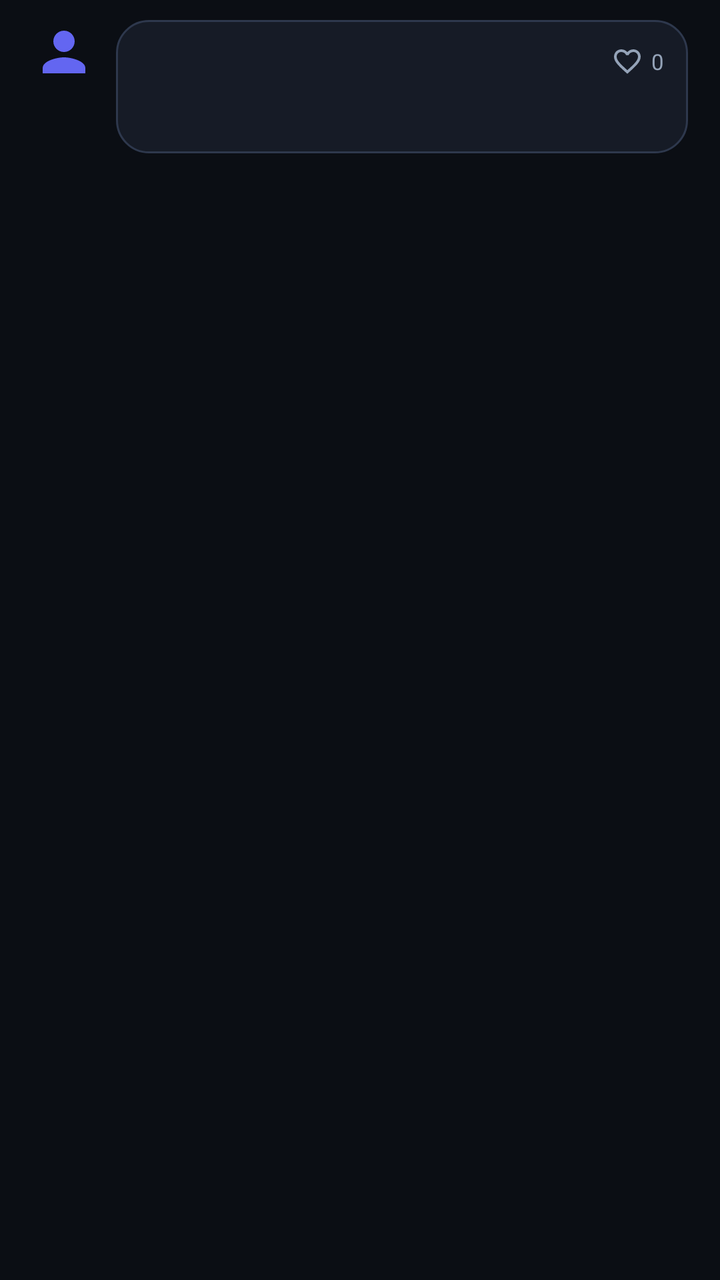
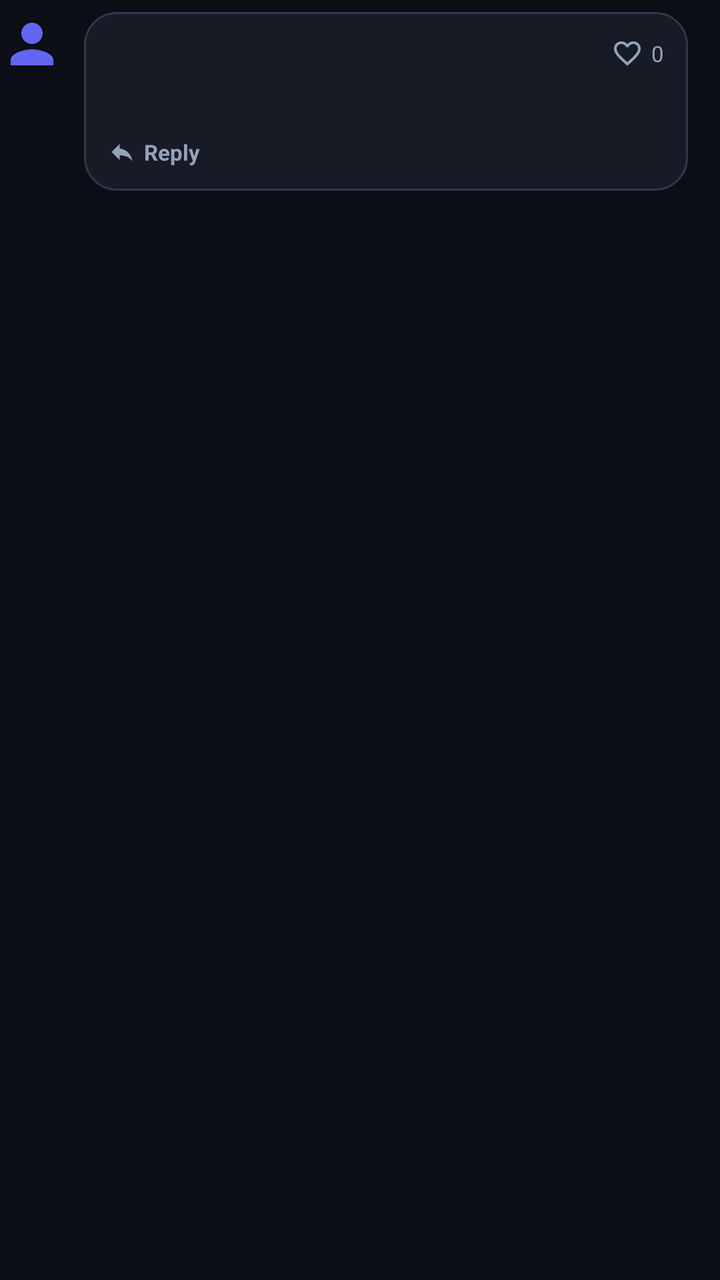

An Android layout rendered at two revisions. The XML below is the earlier revision; the diff shows what the commit changed to produce the second picture.
<!-- AndroidManifest.xml: application theme Theme.PersonaNet -->
<!-- res/layout/item_comment.xml -->
<?xml version="1.0" encoding="utf-8"?>
<LinearLayout xmlns:android="http://schemas.android.com/apk/res/android"
    xmlns:app="http://schemas.android.com/apk/res-auto"
    android:layout_width="match_parent"
    android:layout_height="wrap_content"
    android:orientation="horizontal"
    android:paddingHorizontal="16dp"
    android:paddingVertical="10dp">

    <ImageView
        android:id="@+id/image_comment_avatar"
        android:layout_width="32dp"
        android:layout_height="32dp"
        android:contentDescription="@string/app_name"
        android:src="@drawable/ic_person_placeholder" />

    <LinearLayout
        android:layout_width="0dp"
        android:layout_height="wrap_content"
        android:layout_marginStart="10dp"
        android:layout_weight="1"
        android:background="@drawable/bg_rounded_card"
        android:orientation="vertical"
        android:padding="12dp">

        <LinearLayout
            android:layout_width="match_parent"
            android:layout_height="wrap_content"
            android:gravity="center_vertical"
            android:orientation="horizontal">

            <TextView
                android:id="@+id/text_comment_author"
                android:layout_width="wrap_content"
                android:layout_height="wrap_content"
                android:textColor="@color/text_primary"
                android:textSize="13sp"
                android:textStyle="bold" />

            <TextView
                android:id="@+id/text_comment_time"
                android:layout_width="wrap_content"
                android:layout_height="wrap_content"
                android:layout_marginStart="8dp"
                android:textColor="@color/text_tertiary"
                android:textSize="11sp" />

            <View
                android:layout_width="0dp"
                android:layout_height="1dp"
                android:layout_weight="1" />

            <LinearLayout
                android:id="@+id/btn_comment_like"
                android:layout_width="wrap_content"
                android:layout_height="wrap_content"
                android:background="?attr/selectableItemBackgroundBorderless"
                android:clickable="true"
                android:focusable="true"
                android:gravity="center_vertical"
                android:orientation="horizontal">

                <ImageView
                    android:id="@+id/image_comment_like_icon"
                    android:layout_width="16dp"
                    android:layout_height="16dp"
                    android:contentDescription="@string/likes_count"
                    android:src="@drawable/ic_heart_outline"
                    app:tint="@color/text_secondary" />

                <TextView
                    android:id="@+id/text_comment_likes"
                    android:layout_width="wrap_content"
                    android:layout_height="wrap_content"
                    android:layout_marginStart="4dp"
                    android:text="0"
                    android:textColor="@color/text_secondary"
                    android:textSize="11sp" />
            </LinearLayout>
        </LinearLayout>

        <TextView
            android:id="@+id/text_comment_body"
            android:layout_width="match_parent"
            android:layout_height="wrap_content"
            android:layout_marginTop="6dp"
            android:textColor="@color/text_primary"
            android:textSize="14sp" />
    </LinearLayout>

</LinearLayout>
<!-- resources referenced by this layout -->
<resources>
  <color name="text_primary">#F1F5F9</color>
  <color name="text_secondary">#94A3B8</color>
  <color name="text_tertiary">#64748B</color>
  <!-- drawable bg_rounded_card (drawable) -->
  <?xml version="1.0" encoding="utf-8"?>
  <shape xmlns:android="http://schemas.android.com/apk/res/android"
      android:shape="rectangle">
      <solid android:color="@color/surface_card" />
      <corners android:radius="16dp" />
      <stroke
          android:width="1dp"
          android:color="@color/border_divider" />
  </shape>
  <!-- drawable ic_heart_outline (drawable) -->
  <vector xmlns:android="http://schemas.android.com/apk/res/android"
      android:width="24dp"
      android:height="24dp"
      android:viewportWidth="24"
      android:viewportHeight="24">
      <path
          android:fillColor="#FFFFFFFF"
          android:pathData="M16.5,3c-1.74,0 -3.41,0.81 -4.5,2.09C10.91,3.81 9.24,3 7.5,3 4.42,3 2,5.42 2,8.5c0,3.78 3.4,6.86 8.55,11.54L12,21.35l1.45,-1.32C18.6,15.36 22,12.28 22,8.5 22,5.42 19.58,3 16.5,3zm-4.4,15.55l-0.1,0.1 -0.1,-0.1C7.14,14.24 4,11.39 4,8.5 4,6.5 5.5,5 7.5,5c1.54,0 3.04,0.99 3.57,2.36h1.87C13.46,5.99 14.96,5 16.5,5c2,0 3.5,1.5 3.5,3.5 0,2.89 -3.14,5.74 -7.9,10.05z" />
  </vector>
  <!-- drawable ic_person_placeholder (drawable) -->
  <vector xmlns:android="http://schemas.android.com/apk/res/android"
      android:width="48dp"
      android:height="48dp"
      android:viewportWidth="48"
      android:viewportHeight="48">
      <path
          android:fillColor="#6366F1"
          android:pathData="M24,24c4.42,0 8,-3.58 8,-8s-3.58,-8 -8,-8 -8,3.58 -8,8 3.58,8 8,8zm0,4c-5.33,0 -16,2.67 -16,8v4h32v-4c0,-5.33 -10.67,-8 -16,-8z" />
  </vector>
  <string name="app_name">My Persona</string>
  <string name="likes_count">%d Likes</string>
  <style name="Theme.PersonaNet" parent="Theme.Material3.DayNight.NoActionBar">
          
          <item name="colorPrimary">@color/indigo_primary</item>
          <item name="colorOnPrimary">@color/white</item>
          <item name="colorPrimaryContainer">@color/surface_elevated</item>
          <item name="colorOnPrimaryContainer">@color/text_primary</item>
          
          <item name="colorSecondary">@color/violet_accent</item>
          <item name="colorOnSecondary">@color/white</item>
  
          
          <item name="android:windowBackground">@color/bg_midnight</item>
          <item name="colorSurface">@color/surface_card</item>
          <item name="colorOnSurface">@color/text_primary</item>
          <item name="colorSurfaceVariant">@color/surface_elevated</item>
          <item name="colorOnSurfaceVariant">@color/text_secondary</item>
  
          
          <item name="android:statusBarColor">@color/bg_midnight</item>
          <item name="android:navigationBarColor">@color/bg_midnight</item>
          <item name="android:windowLightStatusBar">false</item>
          <item name="android:windowLightNavigationBar">false</item>
  
          <item name="android:textColorPrimary">@color/text_primary</item>
          <item name="android:textColorSecondary">@color/text_secondary</item>
      </style>
  <color name="surface_card">#161B26</color>
  <color name="border_divider">#2E384D</color>
  <color name="indigo_primary">#6366F1</color>
  <color name="white">#FFFFFFFF</color>
  <color name="surface_elevated">#1F2637</color>
  <color name="violet_accent">#8B5CF6</color>
  <color name="bg_midnight">#0B0E14</color>
</resources>

<!-- the commit's change to res/layout/item_comment.xml (unified diff, before → after) -->
@@ -1,18 +1,31 @@
 <?xml version="1.0" encoding="utf-8"?>
 <LinearLayout xmlns:android="http://schemas.android.com/apk/res/android"
     xmlns:app="http://schemas.android.com/apk/res-auto"
+    android:id="@+id/layout_comment_root"
     android:layout_width="match_parent"
     android:layout_height="wrap_content"
     android:orientation="horizontal"
-    android:paddingHorizontal="16dp"
-    android:paddingVertical="10dp">
+    android:paddingEnd="16dp"
+    android:paddingVertical="6dp">
 
-    <ImageView
+    
+    <View
+        android:id="@+id/view_comment_nest_line"
+        android:layout_width="2dp"
+        android:layout_height="match_parent"
+        android:layout_marginEnd="8dp"
+        android:background="@color/border_divider"
+        android:visibility="gone" />
+
+    
+    <com.google.android.material.imageview.ShapeableImageView
         android:id="@+id/image_comment_avatar"
         android:layout_width="32dp"
         android:layout_height="32dp"
         android:contentDescription="@string/app_name"
-        android:src="@drawable/ic_person_placeholder" />
+        android:scaleType="centerCrop"
+        android:src="@drawable/ic_person_placeholder"
+        app:shapeAppearanceOverlay="@style/ShapeAppearance.PersonaNet.Circle" />
 
     <LinearLayout
         android:layout_width="0dp"
@@ -23,6 +36,7 @@
         android:orientation="vertical"
         android:padding="12dp">
 
+        
         <LinearLayout
             android:layout_width="match_parent"
             android:layout_height="wrap_content"
@@ -79,6 +93,17 @@
             </LinearLayout>
         </LinearLayout>
 
+        
+        <TextView
+            android:id="@+id/text_comment_reply_target"
+            android:layout_width="wrap_content"
+            android:layout_height="wrap_content"
+            android:layout_marginTop="2dp"
+            android:textColor="@color/violet_accent"
+            android:textSize="11sp"
+            android:visibility="gone" />
+
+        
         <TextView
             android:id="@+id/text_comment_body"
             android:layout_width="match_parent"
@@ -86,6 +111,35 @@
             android:layout_marginTop="6dp"
             android:textColor="@color/text_primary"
             android:textSize="14sp" />
+
+        
+        <LinearLayout
+            android:id="@+id/btn_comment_reply"
+            android:layout_width="wrap_content"
+            android:layout_height="wrap_content"
+            android:layout_marginTop="8dp"
+            android:background="?attr/selectableItemBackgroundBorderless"
+            android:clickable="true"
+            android:focusable="true"
+            android:gravity="center_vertical"
+            android:orientation="horizontal">
+
+            <ImageView
+                android:layout_width="14dp"
+                android:layout_height="14dp"
+                android:contentDescription="Reply"
+                android:src="@drawable/ic_reply"
+                app:tint="@color/text_secondary" />
+
+            <TextView
+                android:layout_width="wrap_content"
+                android:layout_height="wrap_content"
+                android:layout_marginStart="4dp"
+                android:text="Reply"
+                android:textColor="@color/text_secondary"
+                android:textSize="11sp"
+                android:textStyle="bold" />
+        </LinearLayout>
     </LinearLayout>
 
 </LinearLayout>
<!-- resource entries referenced after the edit -->
@@ -33,8 +33,21 @@
           android:fillColor="#6366F1"
           android:pathData="M24,24c4.42,0 8,-3.58 8,-8s-3.58,-8 -8,-8 -8,3.58 -8,8 3.58,8 8,8zm0,4c-5.33,0 -16,2.67 -16,8v4h32v-4c0,-5.33 -10.67,-8 -16,-8z" />
   </vector>
+  <!-- drawable ic_reply (drawable) -->
+  <vector xmlns:android="http://schemas.android.com/apk/res/android"
+      android:width="24dp"
+      android:height="24dp"
+      android:viewportWidth="24"
+      android:viewportHeight="24">
+      <path
+          android:fillColor="#FFFFFFFF"
+          android:pathData="M10,9V5l-7,7 7,7v-4.1c5,0 8.5,1.6 11,5.1 -1,-5 -4,-10 -11,-11z" />
+  </vector>
   <string name="app_name">My Persona</string>
   <string name="likes_count">%d Likes</string>
+  <style name="ShapeAppearance.PersonaNet.Circle" parent="ShapeAppearance.Material3.Corner.Full">
+          <item name="cornerSize">50%</item>
+      </style>
   <style name="Theme.PersonaNet" parent="Theme.Material3.DayNight.NoActionBar">
           
           <item name="colorPrimary">@color/indigo_primary</item>
